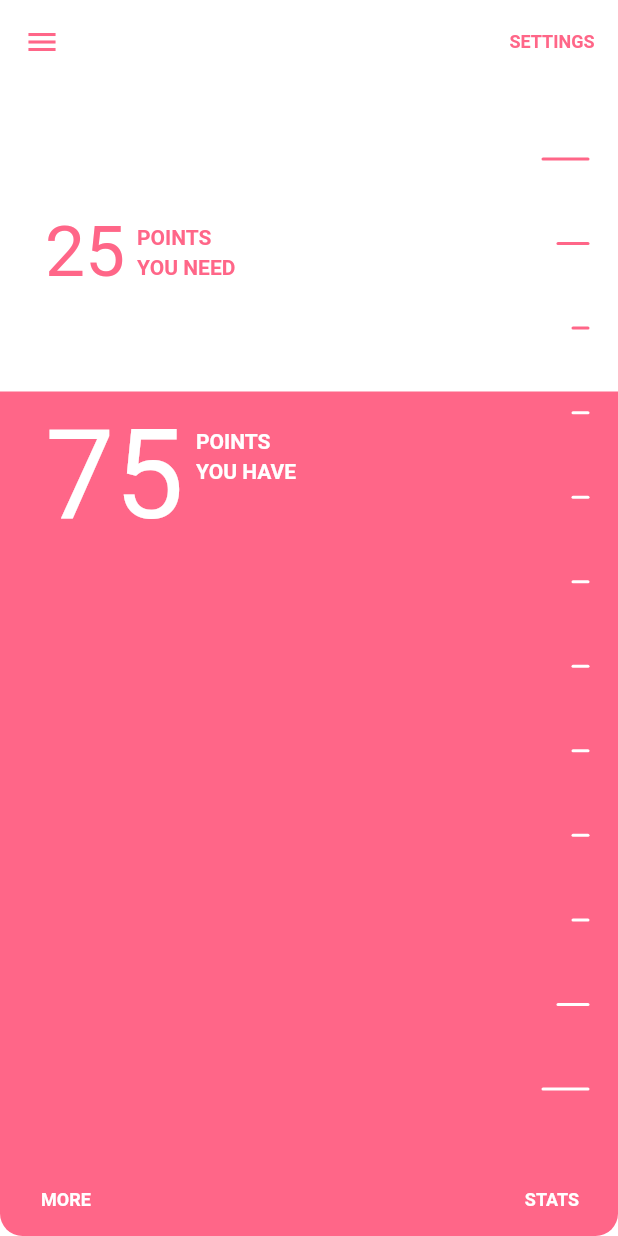
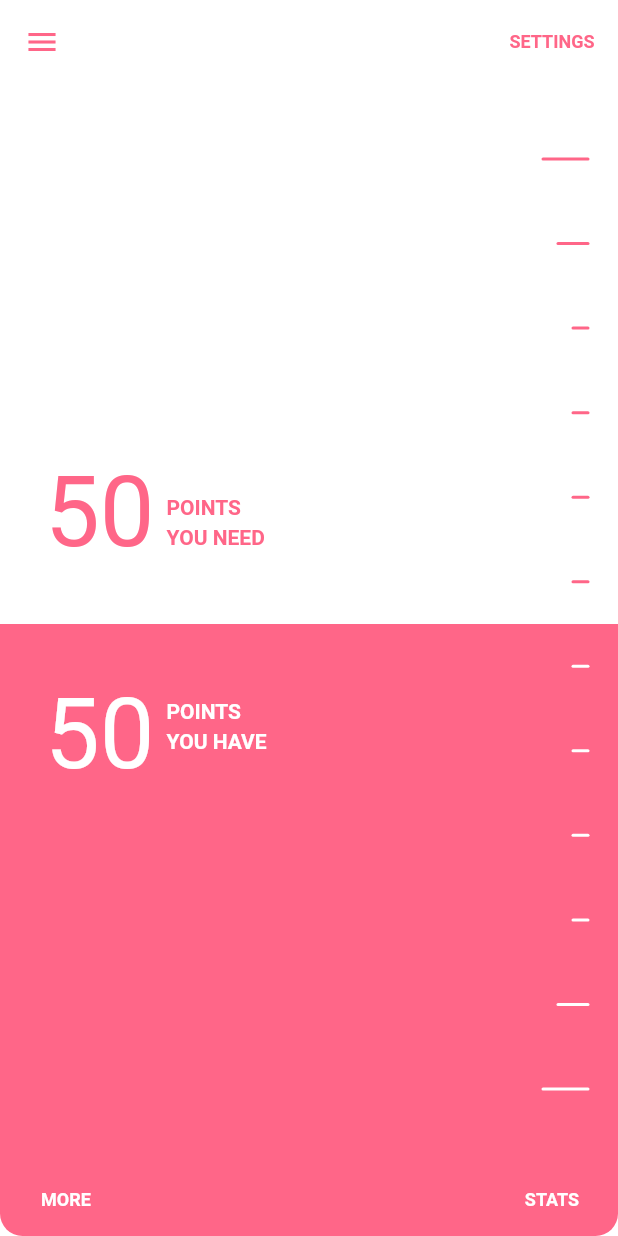
Before and after one commit to hptg1994/Flutter_-, a Flutter app: the screen it shows after launch, on a phone screen of 412 x 824 dp. Run offline on Flutter 3.47's test engine with Material 2 defaults, Android fonts, the phone set to English and light mode, and no system bars.

Commit message:
先这样

```diff
--- a/lib/main.dart
+++ b/lib/main.dart
@@ -96,86 +96,61 @@ class SpringSlider extends StatefulWidget {
 class SpringSliderState extends State<SpringSlider> {
   final double paddingTop = 50.0;
   final double paddingBottom = 50.0;
-
-  double sliderPercent = 0.75;
-  double startDragY;
-  double startDragPercent;
-
-  void _onPanStart(DragStartDetails details) {
-    startDragY = details.globalPosition.dy;
-    startDragPercent = sliderPercent;
-  }
-
-  void _onPanUpdate(DragUpdateDetails details) {
-    final dragDistance = startDragY - details.globalPosition.dy;
-    final sliderHeight = context.size.height;
-    final dragPercent = dragDistance / sliderHeight;
-
-    setState(() {
-      sliderPercent = startDragPercent + dragPercent;
-    });
-  }
-
-  void _onPanEnd(DragEndDetails details) {
-    setState(() {
-      startDragY = null;
-      startDragPercent = null;
-    });
-  }
+  double sliderPercent = 0.5;
 
   @override
   Widget build(BuildContext context) {
-    return GestureDetector(
-      onPanStart: _onPanStart,
-      onPanUpdate: _onPanUpdate,
-      onPanEnd: _onPanEnd,
+    return SliderDragger(
+      initialSliderPercent: sliderPercent,
+      onSliderChange: (double sliderPercent) {
+        setState(() {
+          this.sliderPercent = sliderPercent;
+        });
+      },
       child: new Stack(
         children: <Widget>[
           new SliderMarks(
               markCount: widget.markCount,
-              color: widget.positiveColor,
+              markColor: widget.positiveColor,
+              backgroundColor: widget.negativeColor,
               paddingTop: paddingTop,
               paddingBottom: paddingBottom),
           // 用ClipPath强制把它移下去（sets what part of an element should be shown）
-          new ClipPath(
-            clipper: new SliderClipper(
+          new SliderGoo(
             sliderPercent: sliderPercent,
             paddingBottom: paddingBottom,
-                paddingTop: paddingTop),
-            child: new Stack(
-              children: <Widget>[
-                new Container(
-                  color: widget.positiveColor,
-                ),
-                new SliderMarks(
+            paddingTop: paddingTop,
+            child: new SliderMarks(
                 markCount: widget.markCount,
-                    color: widget.negativeColor,
+                markColor: widget.negativeColor,
+                backgroundColor: widget.positiveColor,
                 paddingTop: paddingTop,
                 paddingBottom: paddingBottom),
+          ),
+          new SliderPoints(
+            sliderPercent: sliderPercent,
+            paddingTop: paddingTop,
+            paddingBottom: paddingBottom,
+          ),
         ],
       ),
-          ),
+    );
+  }
+}
 
+class SliderPoints extends StatelessWidget {
+  final double sliderPercent;
+  final double paddingTop;
+  final double paddingBottom;
+
+  const SliderPoints({this.sliderPercent, this.paddingTop, this.paddingBottom});
+
+  @override
+  Widget build(BuildContext context) {
     /// slider的文字
-          new Padding(
+    return new Padding(
       padding: EdgeInsets.only(top: 0.0, bottom: 0.0),
-            /* 这个行不通
-            child: new Stack(
-              children: <Widget>[
-                new Positioned(
-                  left: 30.0,
-                  top: MediaQuery.of(context).size.height / 2,
-                  child: new Text("Testing"),
-                ),
-                new Positioned(
-                  left: 30.0,
-                  top: MediaQuery.of(context).size.height / 2 + 50.0,
-                  child: new Text("Testing"),
-                )
-              ],
-            ),*/
-
-            // LayoutBuilder的原因是要他里面的BoxConstraints,LayoutBuilder侦测的是他所在这个Widget的长宽高ganbade
+      // LayoutBuilder的原因是要他里面的BoxConstraints,LayoutBuilder侦测的是他所在这个Widget的长宽高
       child: new LayoutBuilder(
         builder: (BuildContext context, BoxConstraints constraints) {
           final height = constraints.maxHeight;
@@ -211,9 +186,81 @@ class SpringSliderState extends State<SpringSlider> {
           );
         },
       ),
-          )
-        ],
-      ),
+    );
+  }
+}
+
+class SliderDragger extends StatefulWidget {
+  final Widget child;
+  final double initialSliderPercent;
+  final Function(double sliderPercent) onSliderChange;
+
+  const SliderDragger(
+      {this.child, this.onSliderChange, this.initialSliderPercent = 0.0});
+
+  @override
+  _SliderDraggerState createState() => _SliderDraggerState();
+}
+
+class _SliderDraggerState extends State<SliderDragger> {
+  double sliderPercent;
+  double startDragY;
+  double startDragPercent;
+
+  @override
+  void initState() {
+    super.initState();
+    sliderPercent = widget.initialSliderPercent;
+  }
+
+  void _onPanStart(DragStartDetails details) {
+    startDragY = details.globalPosition.dy;
+    startDragPercent = sliderPercent;
+  }
+
+  void _onPanUpdate(DragUpdateDetails details) {
+    final dragDistance = startDragY - details.globalPosition.dy;
+    final sliderHeight = context.size.height;
+    final dragPercent = dragDistance / sliderHeight;
+    sliderPercent = startDragPercent + dragPercent;
+    if (widget.onSliderChange != null) {
+      widget.onSliderChange(sliderPercent);
+    }
+  }
+
+  void _onPanEnd(DragEndDetails details) {
+    startDragY = null;
+    startDragPercent = null;
+  }
+
+  @override
+  Widget build(BuildContext context) {
+    return GestureDetector(
+      onPanStart: _onPanStart,
+      onPanUpdate: _onPanUpdate,
+      onPanEnd: _onPanEnd,
+      child: widget.child,
+    );
+  }
+}
+
+class SliderGoo extends StatelessWidget {
+  final double sliderPercent;
+  final double paddingTop;
+  final double paddingBottom;
+  final Widget child;
+
+  const SliderGoo(
+      {this.sliderPercent, this.paddingTop, this.paddingBottom, this.child});
+
+  @override
+  Widget build(BuildContext context) {
+    return new ClipPath(
+      clipper: new SliderClipper(
+          sliderPercent: sliderPercent,
+          paddingBottom: paddingBottom,
+          paddingTop: paddingTop),
+      child: child,
     );
   }
 }
@@ -249,19 +296,25 @@ class SliderClipper extends CustomClipper<Path> {
 
 class SliderMarks extends StatelessWidget {
   final int markCount;
-  final Color color;
+  final Color markColor;
+  final Color backgroundColor;
   final double paddingTop;
   final double paddingBottom;
 
   SliderMarks(
-      {this.markCount, this.color, this.paddingTop, this.paddingBottom});
+      {this.markCount,
+      this.markColor,
+      this.paddingTop,
+      this.paddingBottom,
+      this.backgroundColor});
 
   @override
   Widget build(BuildContext context) {
     return new CustomPaint(
       painter: new SliderMarksPainter(
           markCount: markCount,
-          color: color,
+          markColor: markColor,
+          backgroundColor: backgroundColor,
           markThickness: 2.0,
           paddingTop: paddingTop,
           paddingBottom: paddingBottom,
@@ -274,30 +327,37 @@ class SliderMarks extends StatelessWidget {
 class SliderMarksPainter extends CustomPainter {
   final double largeMarkWidth = 30.0;
   final double smallMarkWidth = 10.0;
-
   final int markCount;
-  final Color color;
+  final Color backgroundColor;
+  final Color markColor;
   final double markThickness;
   final double paddingTop;
   final double paddingBottom;
   final double paddingRight;
   final Paint markPaint;
+  final Paint backgroundPaint;
 
   SliderMarksPainter(
       {this.markCount,
-      this.color,
+      this.markColor,
+      this.backgroundColor,
       this.markThickness,
       this.paddingTop,
       this.paddingBottom,
       this.paddingRight})
       : markPaint = new Paint()
-          ..color = color
+          ..color = markColor
           ..strokeWidth = markThickness
           ..style = PaintingStyle.stroke
-          ..strokeCap = StrokeCap.round;
+          ..strokeCap = StrokeCap.round,
+        backgroundPaint = new Paint()
+          ..color = backgroundColor
+          ..style = PaintingStyle.fill;
 
   @override
   void paint(Canvas canvas, Size size) {
+    canvas.drawRect(
+        Rect.fromLTWH(0.0, 0.0, size.width, size.height), backgroundPaint);
     final paintHeight = size.height - paddingTop - paddingBottom;
     final gap = paintHeight / (markCount - 1);
 
```
Also changed, not shown: 2 other files. Lines whose indentation alone changed are shown as unchanged.
